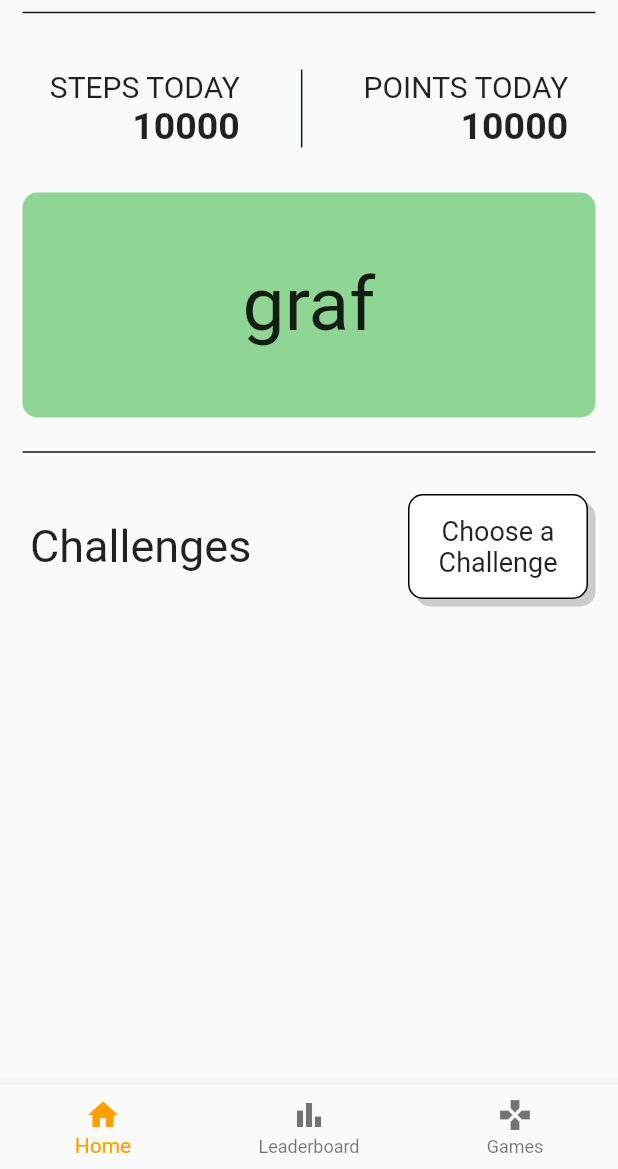
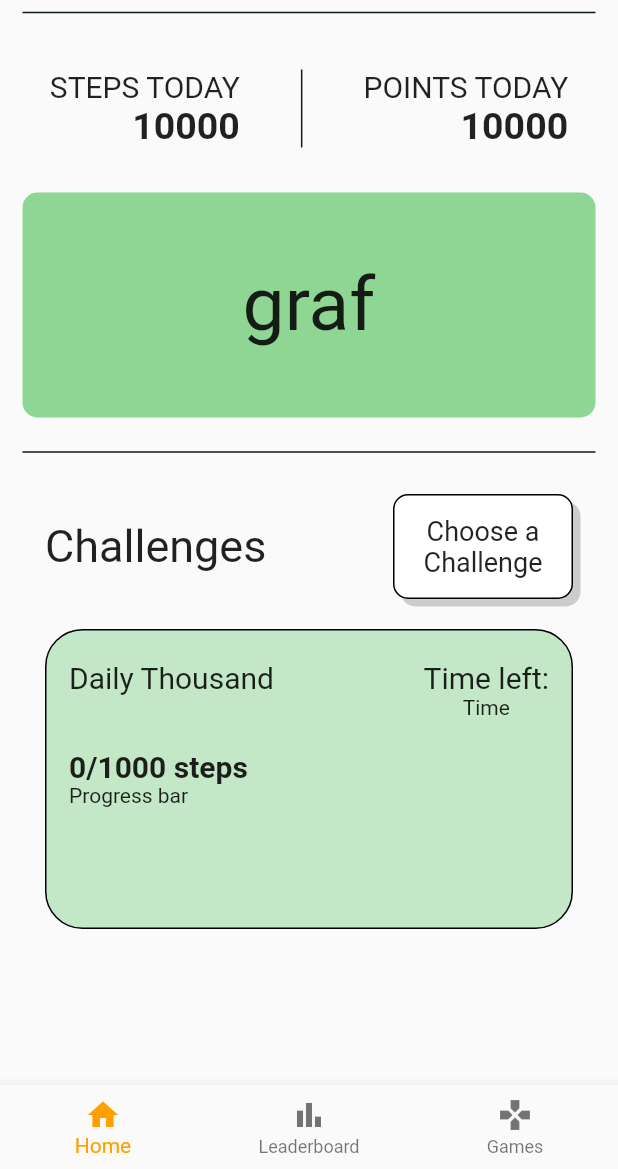
Before and after one commit to andrazadamic/xStep, a Flutter app: the screen it shows after launch, after a tap on "Login", on a phone screen of 412 x 824 dp, the part 67-1236 px from its top. Run offline on Flutter 3.47's test engine with Material 2 defaults, Android fonts, the light colour scheme and no system bars.

Commit message:
Finish home_page.dart

```diff
--- a/lib/pages/home_page.dart
+++ b/lib/pages/home_page.dart
@@ -8,7 +8,7 @@ class HomePage extends StatelessWidget {
 
   @override
   Widget build(BuildContext context) {
-    return Container(
+    return SingleChildScrollView(
       child: Column(
         children: [
           const SizedBox(
@@ -111,7 +111,7 @@ class HomePage extends StatelessWidget {
           ),
           const SizedBox(height: 20),
           Padding(
-            padding: const EdgeInsets.fromLTRB(20.0, 0, 20.0, 0),
+            padding: const EdgeInsets.fromLTRB(30.0, 0, 30.0, 0),
             child: SizedBox(
               child: Row(
                 mainAxisAlignment: MainAxisAlignment.spaceBetween,
@@ -145,6 +145,54 @@ class HomePage extends StatelessWidget {
                 ],
               ),
             ),
+          ),
+          const SizedBox(
+            height: 20,
+          ),
+          Padding(
+            padding: const EdgeInsets.fromLTRB(30.0, 0, 30.0, 0),
+            child: Container(
+                height: 200,
+                decoration: BoxDecoration(
+                    color: const Color(0x808FD694),
+                    border: Border.all(color: Colors.black, width: 1),
+                    borderRadius: BorderRadius.circular(25)),
+                child: Padding(
+                  padding: const EdgeInsets.fromLTRB(15.0, 20.0, 15.0, 0),
+                  child: Column(
+                    crossAxisAlignment: CrossAxisAlignment.start,
+                    children: [
+                      Row(
+                        crossAxisAlignment: CrossAxisAlignment.start,
+                        mainAxisAlignment: MainAxisAlignment.spaceBetween,
+                        children: [
+                          const Text(
+                            "Daily Thousand",
+                            style: TextStyle(fontSize: 20),
+                          ),
+                          Column(
+                            children: const [
+                              Text(
+                                "Time left:",
+                                style: TextStyle(fontSize: 20),
+                              ),
+                              Text("Time")
+                            ],
+                          )
+                        ],
+                      ),
+                      const SizedBox(
+                        height: 20,
+                      ),
+                      const Text(
+                        "0/1000 steps",
+                        style: TextStyle(
+                            fontSize: 20, fontWeight: FontWeight.bold),
+                      ),
+                      const Text("Progress bar")
+                    ],
+                  ),
+                )),
           )
         ],
       ),
```
